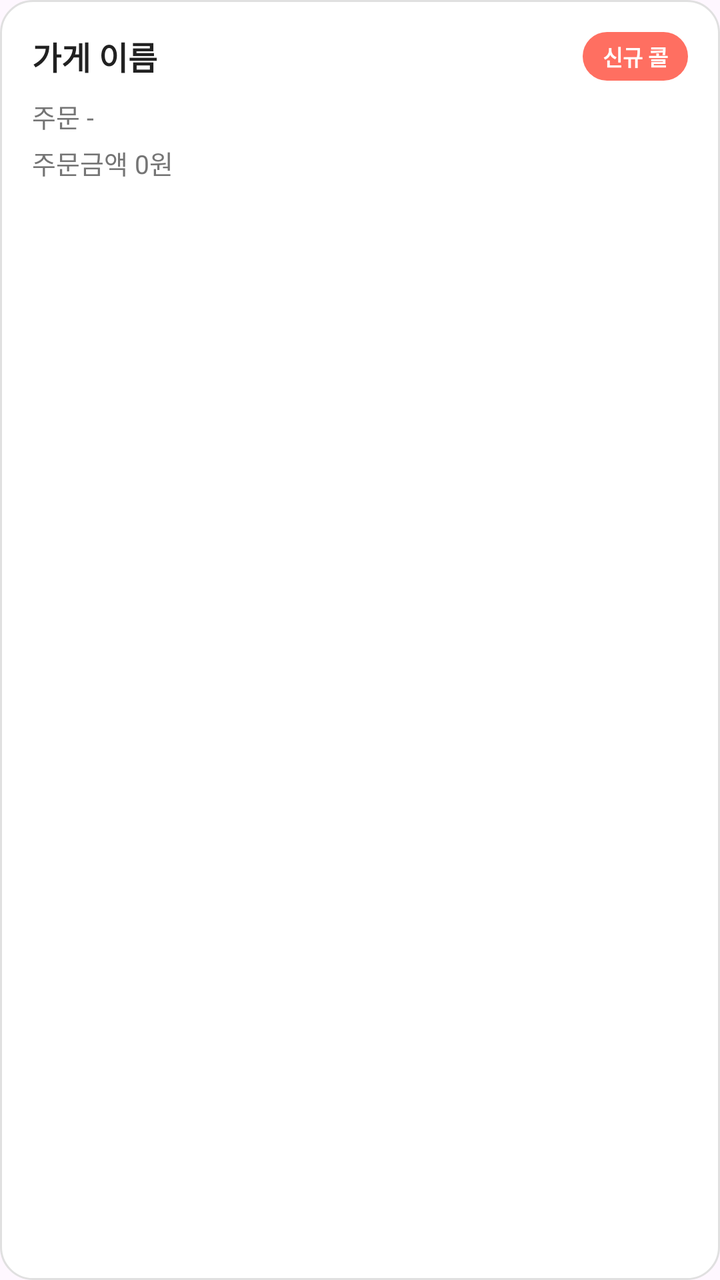
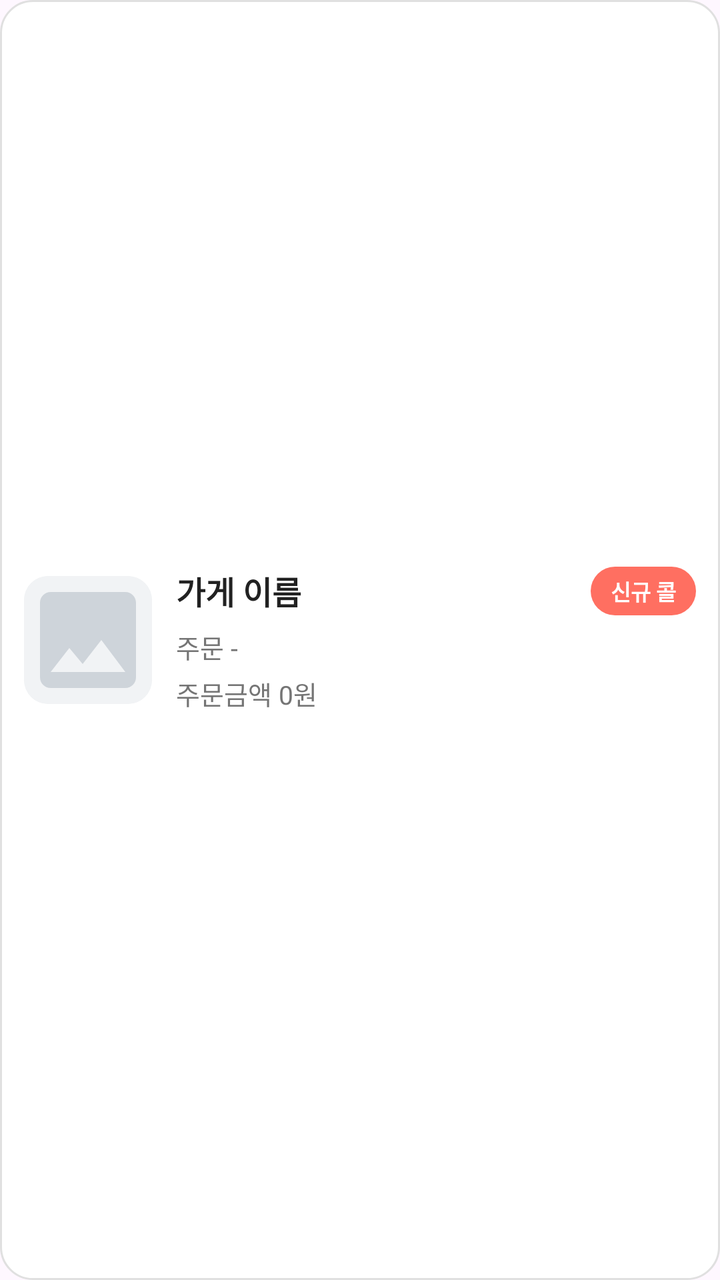

Screens rendered from an Android XML layout before and after an edit, with the pre-edit source and the edit as a unified diff.
<!-- AndroidManifest.xml: application theme Theme.Connect -->
<!-- res/layout/item_delivery.xml -->
<?xml version="1.0" encoding="utf-8"?>
<LinearLayout xmlns:android="http://schemas.android.com/apk/res/android"
    android:layout_width="match_parent"
    android:layout_height="wrap_content"
    android:orientation="vertical"
    android:background="@drawable/bg_card"
    android:padding="16dp"
    android:layout_marginTop="10dp"
    android:clickable="true"
    android:focusable="true">

    <LinearLayout
        android:layout_width="match_parent"
        android:layout_height="wrap_content"
        android:orientation="horizontal"
        android:gravity="center_vertical">

        <TextView
            android:id="@+id/tv_restaurant"
            android:layout_width="0dp"
            android:layout_height="wrap_content"
            android:layout_weight="1"
            android:text="가게 이름"
            android:textSize="16sp"
            android:textStyle="bold"
            android:textColor="@color/text_primary"
            android:maxLines="1"
            android:ellipsize="end"/>

        <TextView
            android:id="@+id/tv_status"
            android:layout_width="wrap_content"
            android:layout_height="wrap_content"
            android:text="신규 콜"
            android:textSize="11sp"
            android:textStyle="bold"
            android:textColor="#FFFFFF"
            android:background="@drawable/bg_chip_status_new"
            android:paddingStart="10dp"
            android:paddingEnd="10dp"
            android:paddingTop="4dp"
            android:paddingBottom="4dp"/>
    </LinearLayout>

    <TextView
        android:id="@+id/tv_order_number"
        android:layout_width="wrap_content"
        android:layout_height="wrap_content"
        android:text="주문 -"
        android:textSize="13sp"
        android:textColor="@color/text_secondary"
        android:layout_marginTop="8dp"/>

    <LinearLayout
        android:layout_width="match_parent"
        android:layout_height="wrap_content"
        android:orientation="horizontal"
        android:gravity="center_vertical"
        android:layout_marginTop="4dp">

        <TextView
            android:id="@+id/tv_total"
            android:layout_width="0dp"
            android:layout_height="wrap_content"
            android:layout_weight="1"
            android:text="주문금액 0원"
            android:textSize="13sp"
            android:textColor="@color/text_secondary"/>

        <TextView
            android:id="@+id/tv_time"
            android:layout_width="wrap_content"
            android:layout_height="wrap_content"
            android:text=""
            android:textSize="12sp"
            android:textColor="@color/text_secondary"/>
    </LinearLayout>

</LinearLayout>
<!-- resources referenced by this layout -->
<resources>
  <color name="text_primary">#212121</color>
  <color name="text_secondary">#757575</color>
  <!-- drawable bg_card (drawable) -->
  <shape xmlns:android="http://schemas.android.com/apk/res/android">
      <solid android:color="@color/bg_deep"/>
      <stroke android:width="1dp" android:color="@color/stroke_dim"/>
      <corners android:radius="16dp"/>
  </shape>
  <!-- drawable bg_chip_status_new (drawable) -->
  <shape xmlns:android="http://schemas.android.com/apk/res/android">
      <solid android:color="@color/coral_primary"/>
      <corners android:radius="999dp"/>
  </shape>
  <style name="Theme.Connect" parent="Base.Theme.Connect" />
  <color name="bg_deep">#FFFFFF</color>
  <color name="stroke_dim">#E0E0E0</color>
  <color name="coral_primary">#FF6F61</color>
  <style name="Base.Theme.Connect" parent="Theme.Material3.DayNight.NoActionBar">
          <item name="colorPrimary">@color/coral_primary</item>
          <item name="colorOnPrimary">@android:color/white</item>
          <item name="colorPrimaryContainer">@color/coral_primary</item>
          <item name="colorOnPrimaryContainer">@android:color/white</item>
          <item name="colorSecondary">@color/coral_primary</item>
          <item name="colorOnSecondary">@android:color/white</item>
          <item name="colorControlActivated">@color/coral_primary</item>
      </style>
</resources>

<!-- the commit's change to res/layout/item_delivery.xml (unified diff, before → after) -->
@@ -2,78 +2,98 @@
 <LinearLayout xmlns:android="http://schemas.android.com/apk/res/android"
     android:layout_width="match_parent"
     android:layout_height="wrap_content"
-    android:orientation="vertical"
+    android:orientation="horizontal"
+    android:gravity="center_vertical"
     android:background="@drawable/bg_card"
-    android:padding="16dp"
+    android:padding="12dp"
     android:layout_marginTop="10dp"
     android:clickable="true"
     android:focusable="true">
 
+    
+    <ImageView
+        android:id="@+id/iv_restaurant"
+        android:layout_width="64dp"
+        android:layout_height="64dp"
+        android:scaleType="centerCrop"
+        android:background="@drawable/bg_thumb"
+        android:clipToOutline="true"
+        android:src="@drawable/ic_image_placeholder"
+        android:contentDescription="매장 사진"
+        android:layout_marginEnd="12dp"/>
+
     <LinearLayout
-        android:layout_width="match_parent"
+        android:layout_width="0dp"
         android:layout_height="wrap_content"
-        android:orientation="horizontal"
-        android:gravity="center_vertical">
+        android:layout_weight="1"
+        android:orientation="vertical">
+
+        <LinearLayout
+            android:layout_width="match_parent"
+            android:layout_height="wrap_content"
+            android:orientation="horizontal"
+            android:gravity="center_vertical">
+
+            <TextView
+                android:id="@+id/tv_restaurant"
+                android:layout_width="0dp"
+                android:layout_height="wrap_content"
+                android:layout_weight="1"
+                android:text="가게 이름"
+                android:textSize="16sp"
+                android:textStyle="bold"
+                android:textColor="@color/text_primary"
+                android:maxLines="1"
+                android:ellipsize="end"/>
+
+            <TextView
+                android:id="@+id/tv_status"
+                android:layout_width="wrap_content"
+                android:layout_height="wrap_content"
+                android:text="신규 콜"
+                android:textSize="11sp"
+                android:textStyle="bold"
+                android:textColor="#FFFFFF"
+                android:background="@drawable/bg_chip_status_new"
+                android:paddingStart="10dp"
+                android:paddingEnd="10dp"
+                android:paddingTop="4dp"
+                android:paddingBottom="4dp"/>
+        </LinearLayout>
 
         <TextView
-            android:id="@+id/tv_restaurant"
-            android:layout_width="0dp"
-            android:layout_height="wrap_content"
-            android:layout_weight="1"
-            android:text="가게 이름"
-            android:textSize="16sp"
-            android:textStyle="bold"
-            android:textColor="@color/text_primary"
-            android:maxLines="1"
-            android:ellipsize="end"/>
-
-        <TextView
-            android:id="@+id/tv_status"
+            android:id="@+id/tv_order_number"
             android:layout_width="wrap_content"
             android:layout_height="wrap_content"
-            android:text="신규 콜"
-            android:textSize="11sp"
-            android:textStyle="bold"
-            android:textColor="#FFFFFF"
-            android:background="@drawable/bg_chip_status_new"
-            android:paddingStart="10dp"
-            android:paddingEnd="10dp"
-            android:paddingTop="4dp"
-            android:paddingBottom="4dp"/>
-    </LinearLayout>
+            android:text="주문 -"
+            android:textSize="13sp"
+            android:textColor="@color/text_secondary"
+            android:layout_marginTop="6dp"/>
 
-    <TextView
-        android:id="@+id/tv_order_number"
-        android:layout_width="wrap_content"
-        android:layout_height="wrap_content"
-        android:text="주문 -"
-        android:textSize="13sp"
-        android:textColor="@color/text_secondary"
-        android:layout_marginTop="8dp"/>
+        <LinearLayout
+            android:layout_width="match_parent"
+            android:layout_height="wrap_content"
+            android:orientation="horizontal"
+            android:gravity="center_vertical"
+            android:layout_marginTop="4dp">
 
-    <LinearLayout
-        android:layout_width="match_parent"
-        android:layout_height="wrap_content"
-        android:orientation="horizontal"
-        android:gravity="center_vertical"
-        android:layout_marginTop="4dp">
+            <TextView
+                android:id="@+id/tv_total"
+                android:layout_width="0dp"
+                android:layout_height="wrap_content"
+                android:layout_weight="1"
+                android:text="주문금액 0원"
+                android:textSize="13sp"
+                android:textColor="@color/text_secondary"/>
 
-        <TextView
-            android:id="@+id/tv_total"
-            android:layout_width="0dp"
-            android:layout_height="wrap_content"
-            android:layout_weight="1"
-            android:text="주문금액 0원"
-            android:textSize="13sp"
-            android:textColor="@color/text_secondary"/>
-
-        <TextView
-            android:id="@+id/tv_time"
-            android:layout_width="wrap_content"
-            android:layout_height="wrap_content"
-            android:text=""
-            android:textSize="12sp"
-            android:textColor="@color/text_secondary"/>
+            <TextView
+                android:id="@+id/tv_time"
+                android:layout_width="wrap_content"
+                android:layout_height="wrap_content"
+                android:text=""
+                android:textSize="12sp"
+                android:textColor="@color/text_secondary"/>
+        </LinearLayout>
     </LinearLayout>
 
 </LinearLayout>
<!-- resource entries referenced after the edit -->
@@ -13,10 +13,40 @@
       <solid android:color="@color/coral_primary"/>
       <corners android:radius="999dp"/>
   </shape>
+  <!-- drawable bg_thumb (drawable) -->
+  <shape xmlns:android="http://schemas.android.com/apk/res/android">
+      <solid android:color="@color/bg_surface"/>
+      <corners android:radius="12dp"/>
+  </shape>
+  <!-- drawable ic_image_placeholder (drawable) -->
+  <?xml version="1.0" encoding="utf-8"?>
+  <layer-list xmlns:android="http://schemas.android.com/apk/res/android">
+      <item>
+          <shape android:shape="rectangle">
+              <solid android:color="#F1F3F5"/>
+          </shape>
+      </item>
+      <item
+          android:width="28dp"
+          android:height="28dp"
+          android:drawable="@drawable/ic_photo_glyph"
+          android:gravity="center"/>
+  </layer-list>
   <style name="Theme.Connect" parent="Base.Theme.Connect" />
   <color name="bg_deep">#FFFFFF</color>
   <color name="stroke_dim">#E0E0E0</color>
   <color name="coral_primary">#FF6F61</color>
+  <color name="bg_surface">#F5F5F5</color>
+  <!-- drawable ic_photo_glyph (drawable) -->
+  <vector xmlns:android="http://schemas.android.com/apk/res/android"
+      android:width="28dp"
+      android:height="28dp"
+      android:viewportWidth="24"
+      android:viewportHeight="24">
+      <path
+          android:fillColor="#CED4DA"
+          android:pathData="M21,19V5c0,-1.1 -0.9,-2 -2,-2H5c-1.1,0 -2,0.9 -2,2v14c0,1.1 0.9,2 2,2h14c1.1,0 2,-0.9 2,-2zM8.5,13.5l2.5,3.01L14.5,12l4.5,6H5l3.5,-4.5z"/>
+  </vector>
   <style name="Base.Theme.Connect" parent="Theme.Material3.DayNight.NoActionBar">
           <item name="colorPrimary">@color/coral_primary</item>
           <item name="colorOnPrimary">@android:color/white</item>
